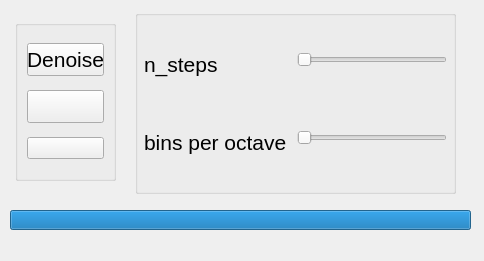
Above: ui/control.ui from JohnYeung-dojjy/man-to-gril-voice-changer before the change. Below: the same form after it.
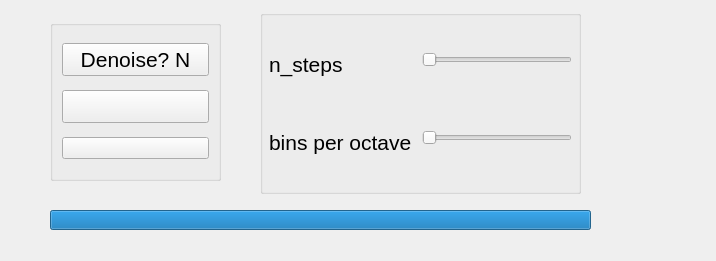
That is the form after the change. Icons and pictures are not drawn.

Commit message: Update icon filenames, also update ui dimension and default texts

Diff of the .ui file:
```diff
--- a/ui/control.ui
+++ b/ui/control.ui
@@ -6,7 +6,7 @@
    <rect>
     <x>0</x>
     <y>0</y>
-    <width>484</width>
+    <width>716</width>
     <height>261</height>
    </rect>
   </property>
@@ -16,9 +16,9 @@
   <widget class="QGroupBox" name="verticalGroupBox">
    <property name="geometry">
     <rect>
-     <x>15</x>
+     <x>50</x>
      <y>20</y>
-     <width>101</width>
+     <width>171</width>
      <height>161</height>
     </rect>
    </property>
@@ -34,7 +34,7 @@
        </font>
       </property>
       <property name="text">
-       <string>Denoise</string>
+       <string>Denoise? N</string>
       </property>
       <property name="checkable">
        <bool>false</bool>
@@ -88,7 +88,7 @@
   <widget class="QGroupBox" name="formGroupBox">
    <property name="geometry">
     <rect>
-     <x>135</x>
+     <x>260</x>
      <y>10</y>
      <width>321</width>
      <height>184</height>
@@ -180,9 +180,9 @@
   <widget class="QProgressBar" name="audio_intensity">
    <property name="geometry">
     <rect>
-     <x>10</x>
+     <x>50</x>
      <y>210</y>
-     <width>461</width>
+     <width>541</width>
      <height>20</height>
     </rect>
    </property>
```
Left out of the diff: 6 changed lines with no effect on the pictures. The commit also changes 5 other files.
